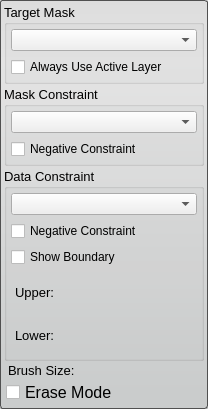
First picture: the form in src/Interface/ToolInterface/PaintToolInterface.ui, repository SCIInstitute/Seg3D, before the edit.
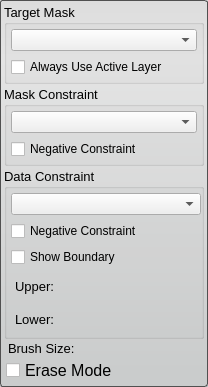
Second picture: the form after the edit.

```diff
--- a/src/Interface/ToolInterface/PaintToolInterface.ui
+++ b/src/Interface/ToolInterface/PaintToolInterface.ui
@@ -7,7 +7,7 @@
     <x>0</x>
     <y>0</y>
     <width>208</width>
-    <height>409</height>
+    <height>364</height>
    </rect>
   </property>
   <property name="sizePolicy">
@@ -109,7 +109,7 @@
    <item>
     <widget class="QGroupBox" name="data_constraint_groupbox_">
      <property name="sizePolicy">
-      <sizepolicy hsizetype="MinimumExpanding" vsizetype="MinimumExpanding">
+      <sizepolicy hsizetype="Preferred" vsizetype="Preferred">
        <horstretch>0</horstretch>
        <verstretch>0</verstretch>
       </sizepolicy>
@@ -138,7 +138,16 @@
       <bool>false</bool>
      </property>
      <layout class="QVBoxLayout" name="verticalLayout_3">
-      <property name="margin">
+      <property name="leftMargin">
+       <number>4</number>
+      </property>
+      <property name="topMargin">
+       <number>4</number>
+      </property>
+      <property name="rightMargin">
+       <number>0</number>
+      </property>
+      <property name="bottomMargin">
        <number>4</number>
       </property>
       <item>
```
Left out of the diff: 16 changed lines with no effect on the pictures.
